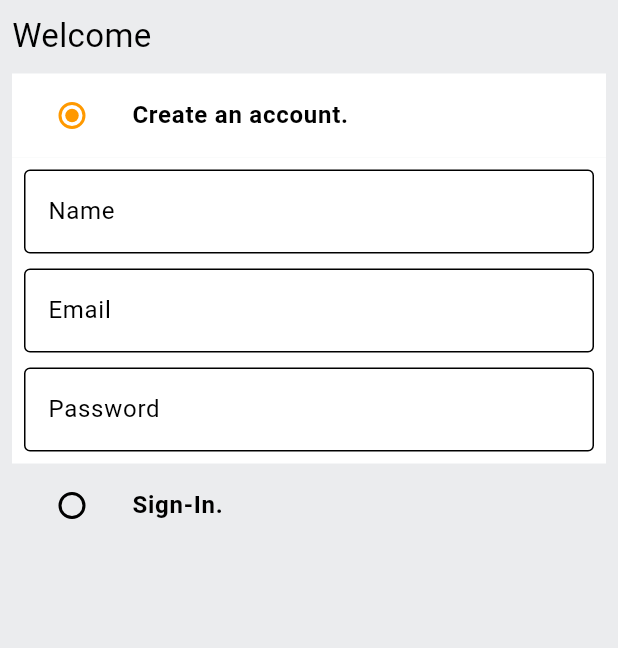
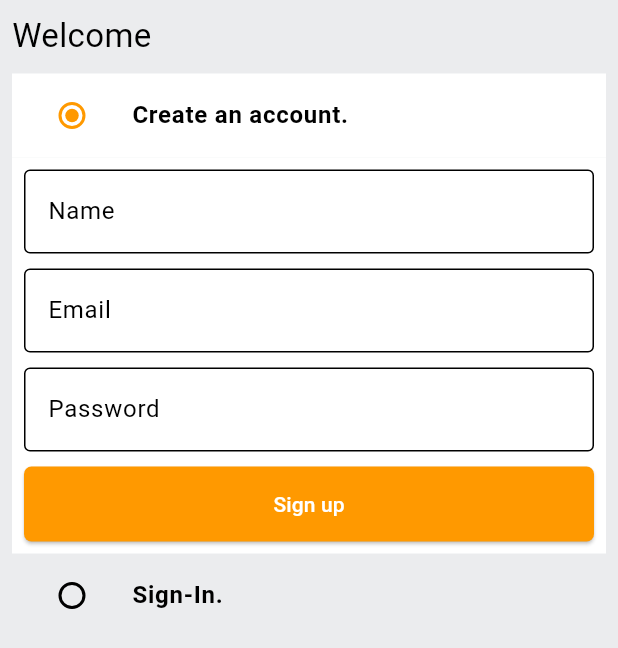
Before and after one commit to naolselemon/AmazonCloneApp, a Flutter app: the screen it shows after launch, on a phone screen of 412 x 824 dp. Shown: the top 648 px of the screen. Run offline on Flutter 3.47's test engine with Material 3 defaults, Android fonts, the phone set to English and light mode, and no system bars.

Commit message:
button added

```diff
--- a/lib/common/widgets/custom_button.dart
+++ b/lib/common/widgets/custom_button.dart
@@ -0,0 +1,22 @@
+import "package:amazon_clone/constants/global_variables.dart";
+import "package:flutter/material.dart";
+
+class CustomButton extends StatelessWidget {
+  const CustomButton({super.key, required this.text});
+  final String text;
+
+  @override
+  Widget build(BuildContext context) {
+    return ElevatedButton(
+        onPressed: () {},
+        style: ElevatedButton.styleFrom(
+            backgroundColor: GlobalVariables.secondaryColor,
+            minimumSize: const Size(double.infinity, 50),
+            shape:
+                RoundedRectangleBorder(borderRadius: BorderRadius.circular(5))),
+        child: Text(
+          text,
+          style: const TextStyle(color: GlobalVariables.backgroundColor),
+        ));
+  }
+}
--- a/lib/features/auth/screens/auth.dart
+++ b/lib/features/auth/screens/auth.dart
@@ -1,4 +1,5 @@
-import 'package:amazon_clone/common/custom_textformfield.dart';
+import 'package:amazon_clone/common/widgets/custom_button.dart';
+import 'package:amazon_clone/common/widgets/custom_textformfield.dart';
 import 'package:amazon_clone/constants/global_variables.dart';
 import 'package:flutter/material.dart';
 
@@ -82,6 +83,10 @@ class _AuthScreenState extends State<AuthScreen> {
                       ),
                       CustomTextformfield(
                           controller: password, text: "Password"),
+                      const SizedBox(
+                        height: 10,
+                      ),
+                      const CustomButton(text: "Sign up")
                     ],
                   ),
                 ),
@@ -118,6 +123,10 @@ class _AuthScreenState extends State<AuthScreen> {
                       ),
                       CustomTextformfield(
                           controller: password, text: "Password"),
+                      const SizedBox(
+                        height: 10,
+                      ),
+                      const CustomButton(text: "Login")
                     ],
                   ),
                 ),
--- a/lib/main.dart
+++ b/lib/main.dart
@@ -16,7 +16,7 @@ class MyApp extends StatelessWidget {
     return MaterialApp(
       theme: ThemeData(
           scaffoldBackgroundColor: GlobalVariables.greyBackgroundCOlor,
-          colorScheme: ColorScheme.light(
+          colorScheme: const ColorScheme.light(
             primary: GlobalVariables.secondaryColor,
           )),
       home: const AuthScreen(),
```
Also changed, not shown: lib/common/widgets/custom_textformfield.dart (renamed from lib/common/custom_textformfield.dart), 2 other files.
